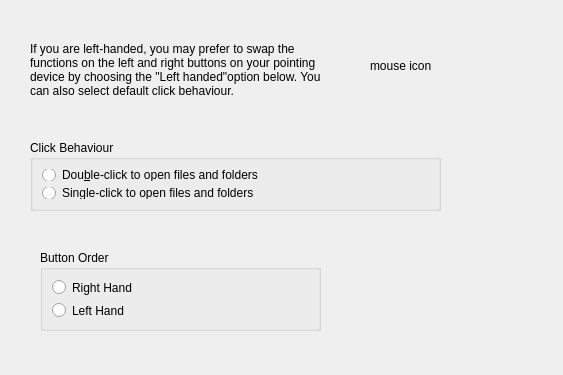
pars-linux/uludag, file kaptan4/src/gui/mouseWidget.ui: the form before one commit.
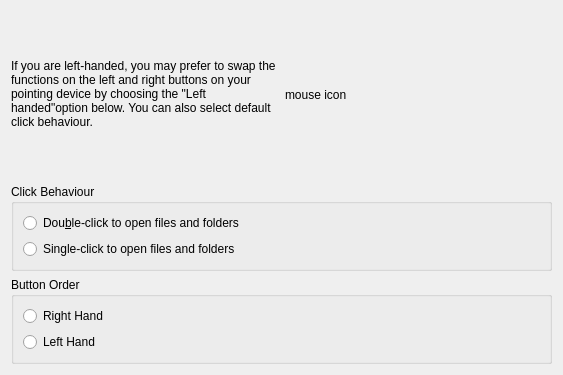
The form after the commit.

Commit message: improve mouse widget

Diff of the .ui file:
```diff
--- a/kaptan4/src/gui/mouseWidget.ui
+++ b/kaptan4/src/gui/mouseWidget.ui
@@ -12,15 +12,11 @@
   <property name="windowTitle" >
    <string>Form</string>
   </property>
+  <layout class="QGridLayout" name="gridLayout_3" >
+   <item row="0" column="0" >
+    <layout class="QHBoxLayout" name="horizontalLayout" >
+     <item>
   <widget class="QLabel" name="labelMouseDesc" >
-   <property name="geometry" >
-    <rect>
-     <x>30</x>
-     <y>30</y>
-     <width>301</width>
-     <height>81</height>
-    </rect>
-   </property>
    <property name="text" >
     <string>&lt;p align="left">If you are left-handed, you may prefer to swap the functions on the left and right buttons on your pointing device by choosing the "Left handed"option below. You can also select default click behaviour.&lt;/p></string>
    </property>
@@ -28,28 +24,20 @@
     <bool>true</bool>
    </property>
   </widget>
+     </item>
+     <item>
   <widget class="QLabel" name="pixMouseIcon" >
-   <property name="geometry" >
-    <rect>
-     <x>370</x>
-     <y>30</y>
-     <width>141</width>
-     <height>71</height>
-    </rect>
-   </property>
    <property name="text" >
     <string>mouse icon</string>
    </property>
   </widget>
+     </item>
+    </layout>
+   </item>
+   <item row="1" column="0" >
+    <layout class="QVBoxLayout" name="verticalLayout" >
+     <item>
   <widget class="QGroupBox" name="groupBoxClickBehaviour" >
-   <property name="geometry" >
-    <rect>
-     <x>30</x>
-     <y>140</y>
-     <width>411</width>
-     <height>71</height>
-    </rect>
-   </property>
    <property name="autoFillBackground" >
     <bool>false</bool>
    </property>
@@ -79,15 +67,9 @@
     </item>
    </layout>
   </widget>
+     </item>
+     <item>
   <widget class="QGroupBox" name="groupBoxButtonOrder" >
-   <property name="geometry" >
-    <rect>
-     <x>40</x>
-     <y>250</y>
-     <width>281</width>
-     <height>81</height>
-    </rect>
-   </property>
    <property name="title" >
     <string>Button Order</string>
    </property>
@@ -108,6 +90,10 @@
     </item>
    </layout>
   </widget>
+     </item>
+    </layout>
+   </item>
+  </layout>
  </widget>
  <resources/>
  <connections/>
```
Lines whose indentation alone changed are shown as unchanged.
